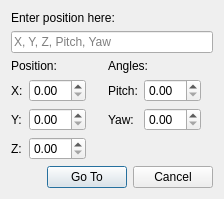
Before: the Qt Designer form Code/Editor/GotoPositionDlg.ui in Zee2401/o3de, drawn with Qt 5.
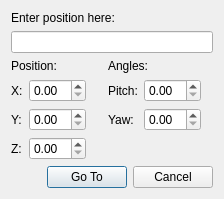
After: the same form once the commit is applied.

Commit message:
🎨 Palette: Improve accessibility and UX in Audio Inspector Panel
- Established 'buddy' relationships for Name, Scope, and Auto Load labels to their respective widgets.
- Added 'Control name' placeholder text and enabled the clear button for the Name input field.
- Reverted changes to Code/Editor/GotoPositionDlg.ui to resolve CI timeout issues in the sensitive EditorLib target.

These surgical XML-only modifications in the AudioSystem Gem provide micro-UX improvements while maintaining better CI stability than modifications to core EditorLib targets.

Diff of the .ui file:
```diff
--- a/Code/Editor/GotoPositionDlg.ui
+++ b/Code/Editor/GotoPositionDlg.ui
@@ -132,12 +132,6 @@
        <property name="alignment">
         <set>Qt::AlignLeading|Qt::AlignLeft|Qt::AlignVCenter</set>
        </property>
-       <property name="placeholderText">
-        <string>X, Y, Z, Pitch, Yaw</string>
-       </property>
-       <property name="clearButtonEnabled">
-        <bool>true</bool>
-       </property>
       </widget>
      </item>
      <item row="3" column="4">
```
Left out of the diff: 18 changed lines with no effect on the pictures. The commit also changes 1 other file.
